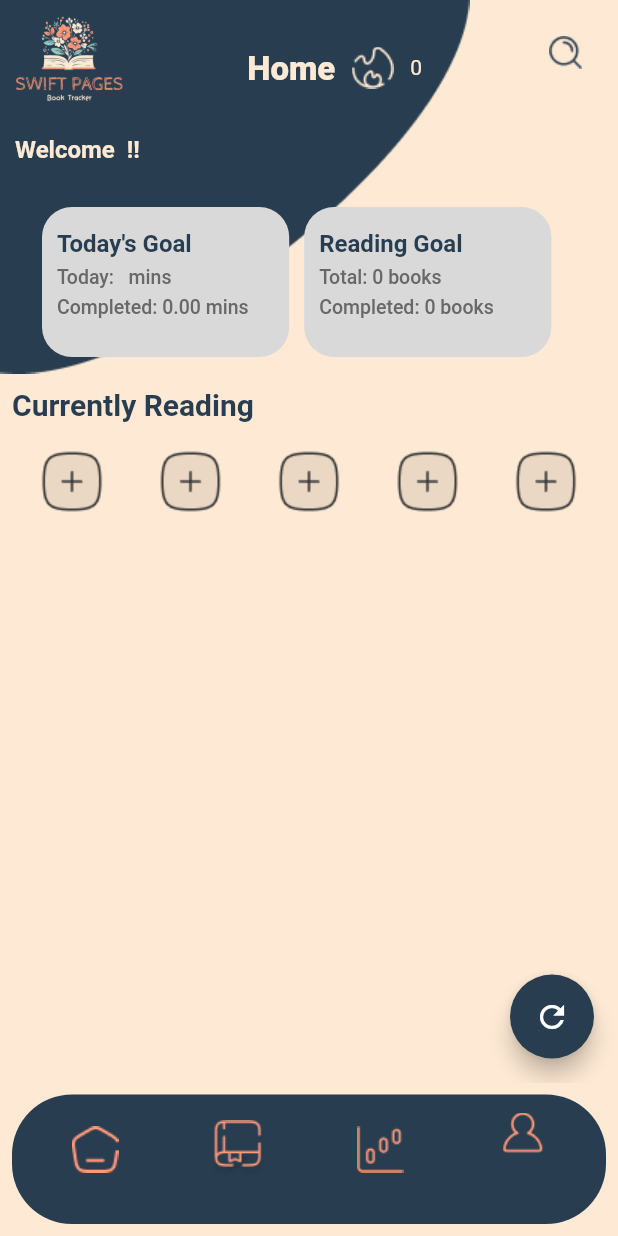
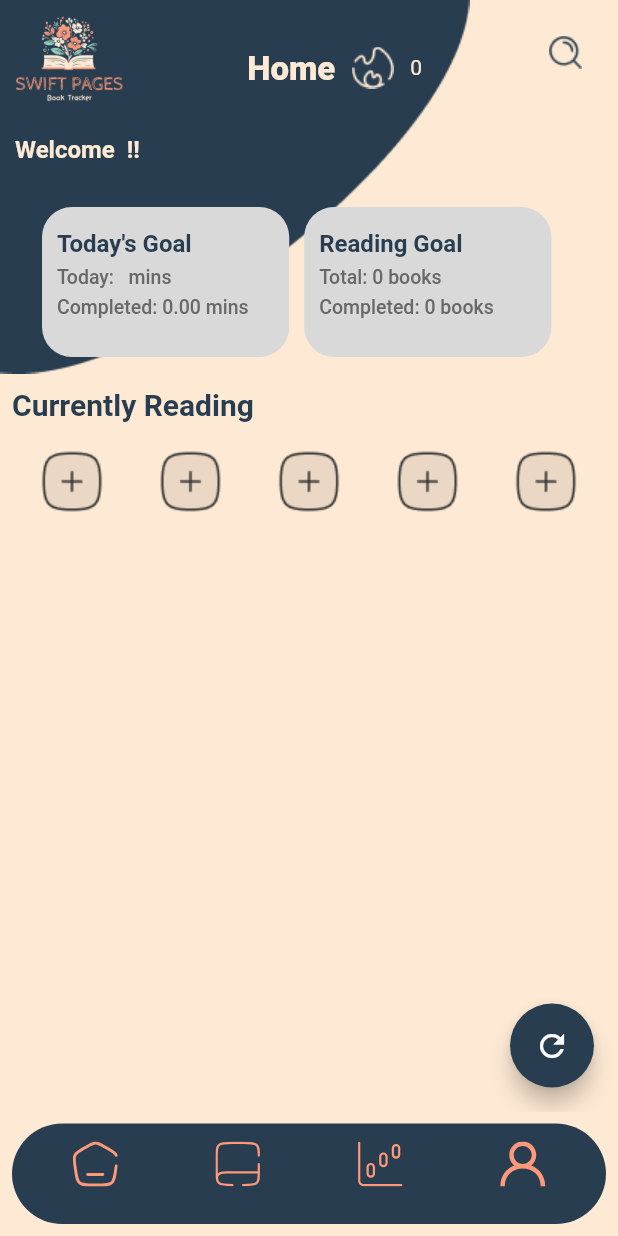
Before and after one commit to puzanadhikari/SwiftPages, a Flutter app: the MainPage screen opened directly, on a phone screen of 412 x 824 dp. Run offline on Flutter 3.47's test engine with Material 2 defaults, Android fonts, the phone set to English and light mode, and no system bars; drawn by our look-alikes of floating_bottom_navigation_bar; our stand-ins replace cached_network_image, carousel_slider, cloud_firestore, dots_indicator, firebase_auth, firebase_core and 10 more; missing offline and left inert: tutorial_coach_mark; accounts and stored records are empty; network calls fail; Roboto replaces fonts that are missing (Abhaya Libre ExtraBold).

Commit message:
navigation bar icons done with svgs

```diff
--- a/lib/ui/mainPage.dart
+++ b/lib/ui/mainPage.dart
@@ -6,6 +6,7 @@ import 'package:firebase_storage/firebase_storage.dart';
 import 'package:floating_bottom_navigation_bar/floating_bottom_navigation_bar.dart';
 import 'package:flutter/material.dart';
 import 'package:flutter_rating_bar/flutter_rating_bar.dart';
+import 'package:flutter_svg/svg.dart';
 import 'package:swiftpages/ui/homePage.dart';
 import 'package:swiftpages/ui/myBooks.dart';
 import 'package:swiftpages/ui/profilePage.dart';
@@ -145,10 +146,22 @@ class _MainPageState extends State<MainPage> {
             onTap: _onTabTapped,
             currentIndex: _currentIndex,
             items: [
-              FloatingNavbarItem(icon: Icons.home, title: '',customWidget:Image.asset('assets/home.png')),
-              FloatingNavbarItem(icon: Icons.book, title: '',customWidget:Image.asset('assets/myBooks.png')),
-              FloatingNavbarItem(icon: Icons.auto_graph, title: '',customWidget:Image.asset('assets/graph.png')),
-              FloatingNavbarItem(icon: Icons.person, title: '',customWidget:Image.asset('assets/profile.png')),
+              FloatingNavbarItem(icon: Icons.home, title: '',customWidget: SvgPicture.asset('assets/home.svg',
+        height: 30,
+        color: Color(0xffFF997A),
+      ),),
+              FloatingNavbarItem(icon: Icons.book, title: '',customWidget: SvgPicture.asset('assets/myBooks.svg',
+                height: 30,
+                color: Color(0xffFF997A),
+              ),),
+              FloatingNavbarItem(icon: Icons.auto_graph, title: '',customWidget: SvgPicture.asset('assets/graph.svg',
+                height: 30,
+                color: Color(0xffFF997A),
+              ),),
+              FloatingNavbarItem(icon: Icons.person_2_outlined, title: '',customWidget: SvgPicture.asset('assets/person.svg',
+                height: 30,
+                color: Color(0xffFF997A),
+              ),),
             ],
           ),
           // AnimatedPositioned(
```
Also changed, not shown: assets/graph.png (deleted), assets/graph.svg (added), assets/home.png (deleted), assets/home.svg (added), assets/myBooks.png (deleted), assets/myBooks.svg (added), assets/person.svg (added), assets/profile.png (deleted).
